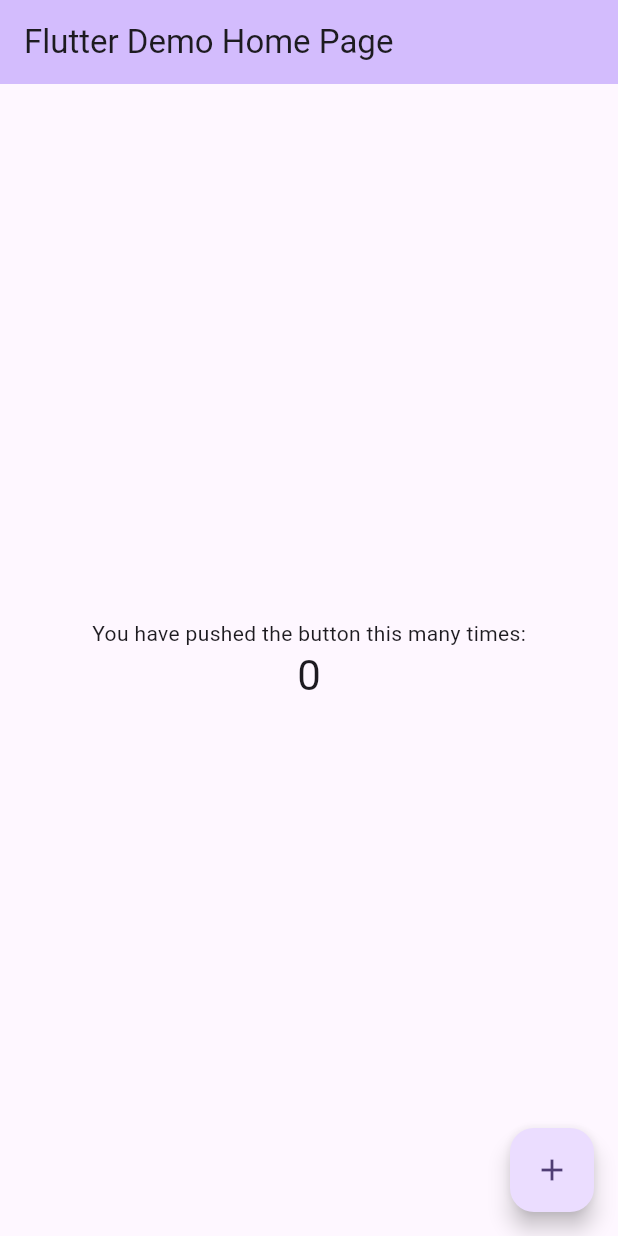
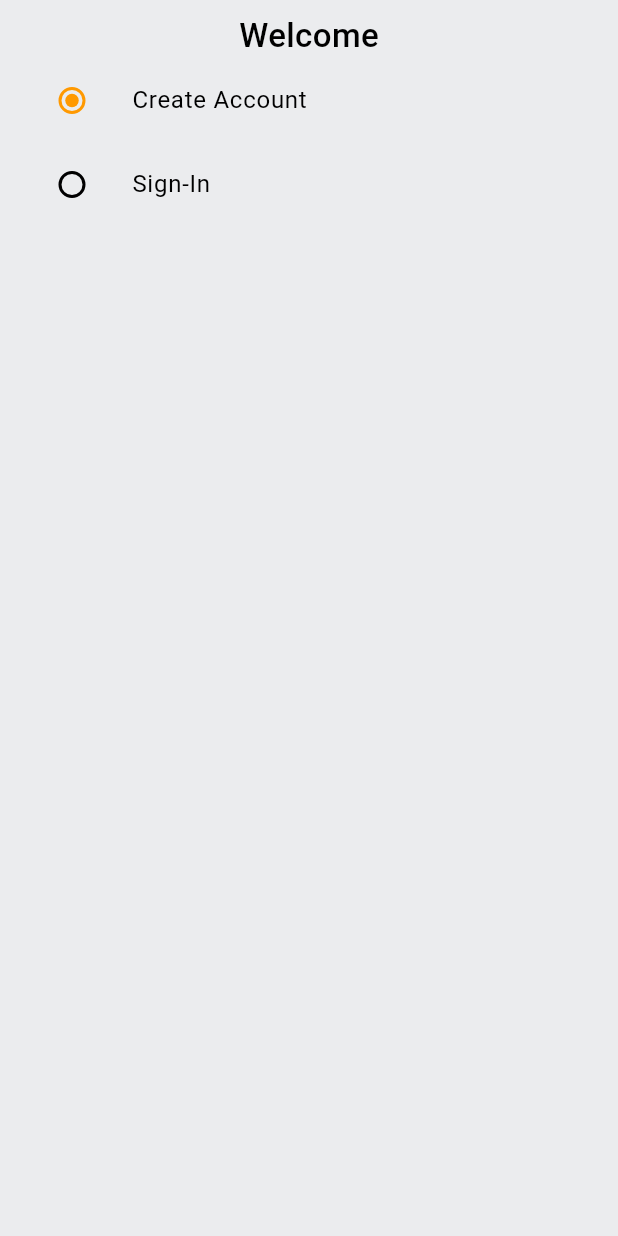
Before and after one commit to delbertkimbi/Flutter_Nodejs, a Flutter app: the screen it shows after launch, on a phone screen of 412 x 824 dp. Run offline on Flutter 3.47's test engine with Material 3 defaults, Android fonts, the phone set to English and light mode, and no system bars.

Commit message:
done with setup. started with auth_screen

```diff
--- /dev/null
+++ b/amazone_clone/lib/common/widgets/custom_textfield.dart
@@ -0,0 +1 @@
+import 'package:flutter/material.dart';
--- /dev/null
+++ b/amazone_clone/lib/constants/global_variables.dart
@@ -0,0 +1,52 @@
+import 'package:flutter/material.dart';
+
+String uri = 'http://<yourip>:3000';
+
+class GlobalVariables {
+  // COLORS
+  static const appBarGradient = LinearGradient(
+    colors: [
+      Color.fromARGB(255, 29, 201, 192),
+      Color.fromARGB(255, 125, 221, 216),
+    ],
+    stops: [0.5, 1.0],
+  );
+
+  static const secondaryColor = Color.fromRGBO(255, 153, 0, 1);
+  static const backgroundColor = Colors.white;
+  static const Color greyBackgroundCOlor = Color(0xffebecee);
+  static var selectedNavBarColor = Colors.cyan[800]!;
+  static const unselectedNavBarColor = Colors.black87;
+
+  // STATIC IMAGES
+  static const List<String> carouselImages = [
+    'https://images-eu.ssl-images-amazon.com/images/G/31/img21/Wireless/WLA/TS/D37847648_Accessories_savingdays_Jan22_Cat_PC_1500.jpg',
+    'https://images-eu.ssl-images-amazon.com/images/G/31/img2021/Vday/bwl/English.jpg',
+    'https://images-eu.ssl-images-amazon.com/images/G/31/img22/Wireless/AdvantagePrime/BAU/14thJan/D37196025_IN_WL_AdvantageJustforPrime_Jan_Mob_ingress-banner_1242x450.jpg',
+    'https://images-na.ssl-images-amazon.com/images/G/31/Symbol/2020/00NEW/1242_450Banners/PL31_copy._CB432483346_.jpg',
+    'https://images-na.ssl-images-amazon.com/images/G/31/img21/shoes/September/SSW/pc-header._CB641971330_.jpg',
+  ];
+
+  static const List<Map<String, String>> categoryImages = [
+    {
+      'title': 'Mobiles',
+      'image': 'assets/images/mobiles.jpeg',
+    },
+    {
+      'title': 'Essentials',
+      'image': 'assets/images/essentials.jpeg',
+    },
+    {
+      'title': 'Appliances',
+      'image': 'assets/images/appliances.jpeg',
+    },
+    {
+      'title': 'Books',
+      'image': 'assets/images/books.jpeg',
+    },
+    {
+      'title': 'Fashion',
+      'image': 'assets/images/fashion.jpeg',
+    },
+  ];
+}
--- /dev/null
+++ b/amazone_clone/lib/features/auth/screens/auth_screens.dart
@@ -0,0 +1,66 @@
+import 'package:amazone_clone/constants/global_variables.dart';
+import 'package:flutter/material.dart';
+
+enum Auth {
+  singin,
+  signup,
+}
+
+class AuthScreen extends StatefulWidget {
+  static const String routeName = '/auth_screen';
+  const AuthScreen({super.key});
+
+  @override
+  State<AuthScreen> createState() => _AuthScreenState();
+}
+
+class _AuthScreenState extends State<AuthScreen> {
+  Auth _auth = Auth.signup;
+  @override
+  Widget build(BuildContext context) {
+    return Scaffold(
+      backgroundColor: GlobalVariables.greyBackgroundCOlor,
+      body: SafeArea(
+          child: Padding(
+        padding: const   EdgeInsets.all(8.0),
+        child: Column(
+          children: [
+            const Text(
+              "Welcome",
+              style: TextStyle(
+                fontSize: 22,
+                fontWeight: FontWeight.w500,
+              ),
+            ),
+            ListTile(
+              title: const Text('Create Account'),
+              leading: Radio(
+                value: Auth.signup,
+                activeColor: GlobalVariables.secondaryColor,
+                groupValue: _auth,
+                onChanged: (Auth? val) {
+                  setState(() {
+                    _auth = val!;
+                  });
+                },
+              ),
+            ),
+             ListTile(
+              title: const Text('Sign-In'),
+              leading: Radio(
+                value: Auth.singin,
+                activeColor: GlobalVariables.secondaryColor,
+                groupValue: _auth,
+                onChanged: (Auth? val) {
+                  setState(() {
+                    _auth = val!;
+                  });
+                },
+              ),
+            ),
+          ],
+        ),
+      )),
+    );
+  }
+}
--- a/amazone_clone/lib/main.dart
+++ b/amazone_clone/lib/main.dart
@@ -1,3 +1,6 @@
+import 'package:amazone_clone/constants/global_variables.dart';
+import 'package:amazone_clone/features/auth/screens/auth_screens.dart';
+import 'package:amazone_clone/router.dart';
 import 'package:flutter/material.dart';
 
 void main() {
@@ -10,60 +13,20 @@ class MyApp extends StatelessWidget {
   @override
   Widget build(BuildContext context) {
     return MaterialApp(
-      title: 'Flutter Demo',
+      title: 'Amazone Clone',
       theme: ThemeData(
-        colorScheme: ColorScheme.fromSeed(seedColor: Colors.deepPurple),
+        scaffoldBackgroundColor: GlobalVariables.backgroundColor,
+        colorScheme: const ColorScheme.light(primary: GlobalVariables.secondaryColor),
+        appBarTheme:const  AppBarTheme(
+          elevation: 0.0,
+           iconTheme: IconThemeData(
+            color: Colors.black,
+          ),
+        ),
         useMaterial3: true,
       ),
-      home: const MyHomePage(title: 'Flutter Demo Home Page'),
+      onGenerateRoute: (settings)=> generateRoute(settings),
+      home:const AuthScreen()
     );
   }
 }
-
-class MyHomePage extends StatefulWidget {
-  const MyHomePage({super.key, required this.title});
-
-  final String title;
-
-  @override
-  State<MyHomePage> createState() => _MyHomePageState();
-}
-
-class _MyHomePageState extends State<MyHomePage> {
-  int _counter = 0;
-
-  void _incrementCounter() {
-    setState(() {
-      _counter++;
-    });
-  }
-
-  @override
-  Widget build(BuildContext context) {
-    return Scaffold(
-      appBar: AppBar(
-        backgroundColor: Theme.of(context).colorScheme.inversePrimary,
-        title: Text(widget.title),
-      ),
-      body: Center(
-        child: Column(
-          mainAxisAlignment: MainAxisAlignment.center,
-          children: <Widget>[
-            const Text(
-              'You have pushed the button this many times:',
-            ),
-            Text(
-              '$_counter',
-              style: Theme.of(context).textTheme.headlineMedium,
-            ),
-          ],
-        ),
-      ),
-      floatingActionButton: FloatingActionButton(
-        onPressed: _incrementCounter,
-        tooltip: 'Increment',
-        child: const Icon(Icons.add),
-      ),
-    );
-  }
-}
--- /dev/null
+++ b/amazone_clone/lib/router.dart
@@ -0,0 +1,21 @@
+import 'package:amazone_clone/features/auth/screens/auth_screens.dart';
+import 'package:flutter/material.dart';
+
+Route<dynamic> generateRoute(RouteSettings routeSettings) {
+  switch (routeSettings.name) {
+    case AuthScreen.routeName:
+      return MaterialPageRoute(
+        settings: routeSettings,
+        builder: (_) => const AuthScreen(),
+      );
+    default:
+      return MaterialPageRoute(
+        settings: routeSettings,
+        builder: (_) => const Scaffold(
+          body: Center(
+            child: Text("Route not found"),
+          ),
+        ),
+      );
+  }
+}
```
